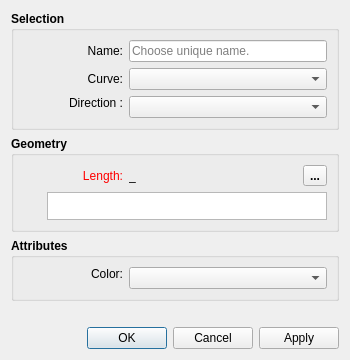
Qt form src/libs/vtools/dialogs/tools/dialogcutspline.ui (FashionFreedom/Seamly2D) before a commit.
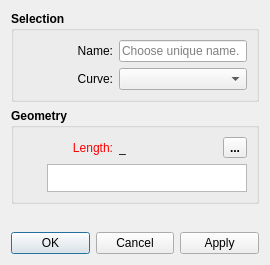
The same form after that commit. Icons and pictures are not drawn. Custom widgets are drawn as their Qt base class.

Patch:
```diff
--- a/src/libs/vtools/dialogs/tools/dialogcutspline.ui
+++ b/src/libs/vtools/dialogs/tools/dialogcutspline.ui
@@ -6,8 +6,8 @@
    <rect>
     <x>0</x>
     <y>0</y>
-    <width>350</width>
-    <height>360</height>
+    <width>270</width>
+    <height>265</height>
    </rect>
   </property>
   <property name="minimumSize">
@@ -32,12 +32,6 @@
        <verstretch>0</verstretch>
       </sizepolicy>
      </property>
-     <property name="minimumSize">
-      <size>
-       <width>0</width>
-       <height>0</height>
-      </size>
-     </property>
      <property name="font">
       <font>
        <pointsize>9</pointsize>
@@ -50,6 +44,9 @@
      <layout class="QVBoxLayout" name="verticalLayout">
       <item>
        <layout class="QFormLayout" name="formLayout">
+        <property name="labelAlignment">
+         <set>Qt::AlignRight|Qt::AlignTrailing|Qt::AlignVCenter</set>
+        </property>
         <item row="0" column="0">
          <widget class="QLabel" name="labelEditNamePoint">
           <property name="sizePolicy">
@@ -60,7 +57,7 @@
           </property>
           <property name="minimumSize">
            <size>
-            <width>100</width>
+            <width>90</width>
             <height>0</height>
            </size>
           </property>
@@ -110,7 +107,7 @@
           </property>
           <property name="minimumSize">
            <size>
-            <width>100</width>
+            <width>90</width>
             <height>0</height>
            </size>
           </property>
@@ -150,38 +147,6 @@
           </property>
          </widget>
         </item>
-        <item row="2" column="0">
-         <widget class="QLabel" name="direction_Label_2">
-          <property name="minimumSize">
-           <size>
-            <width>100</width>
-            <height>0</height>
-           </size>
-          </property>
-          <property name="font">
-           <font>
-            <pointsize>9</pointsize>
-            <bold>false</bold>
-           </font>
-          </property>
-          <property name="text">
-           <string>Direction :</string>
-          </property>
-          <property name="alignment">
-           <set>Qt::AlignRight|Qt::AlignTop|Qt::AlignTrailing</set>
-          </property>
-         </widget>
-        </item>
-        <item row="2" column="1">
-         <widget class="QComboBox" name="direction_ComboBox">
-          <property name="font">
-           <font>
-            <pointsize>9</pointsize>
-            <bold>false</bold>
-           </font>
-          </property>
-         </widget>
-        </item>
        </layout>
       </item>
      </layout>
@@ -195,12 +160,6 @@
        <verstretch>0</verstretch>
       </sizepolicy>
      </property>
-     <property name="minimumSize">
-      <size>
-       <width>0</width>
-       <height>0</height>
-      </size>
-     </property>
      <property name="font">
       <font>
        <pointsize>9</pointsize>
@@ -223,7 +182,7 @@
           </property>
           <property name="minimumSize">
            <size>
-            <width>100</width>
+            <width>90</width>
             <height>0</height>
            </size>
           </property>
@@ -316,7 +275,7 @@
           </property>
           <property name="sizeHint" stdset="0">
            <size>
-            <width>10</width>
+            <width>40</width>
             <height>20</height>
            </size>
           </property>
@@ -414,90 +373,6 @@
      </layout>
     </widget>
    </item>
-   <item>
-    <widget class="QGroupBox" name="attributes_GroupBox_2">
-     <property name="minimumSize">
-      <size>
-       <width>240</width>
-       <height>0</height>
-      </size>
-     </property>
-     <property name="font">
-      <font>
-       <pointsize>9</pointsize>
-       <bold>true</bold>
-      </font>
-     </property>
-     <property name="title">
-      <string>Attributes</string>
-     </property>
-     <layout class="QVBoxLayout" name="verticalLayout_4">
-      <item>
-       <layout class="QFormLayout" name="formLayout_2">
-        <property name="labelAlignment">
-         <set>Qt::AlignRight|Qt::AlignTrailing|Qt::AlignVCenter</set>
-        </property>
-        <item row="0" column="0">
-         <widget class="QLabel" name="lineColor_Label">
-          <property name="sizePolicy">
-           <sizepolicy hsizetype="MinimumExpanding" vsizetype="Fixed">
-            <horstretch>0</horstretch>
-            <verstretch>0</verstretch>
-           </sizepolicy>
-          </property>
-          <property name="minimumSize">
-           <size>
-            <width>100</width>
-            <height>0</height>
-           </size>
-          </property>
-          <property name="maximumSize">
-           <size>
-            <width>16777215</width>
-            <height>16777215</height>
-           </size>
-          </property>
-          <property name="font">
-           <font>
-            <pointsize>9</pointsize>
-            <bold>false</bold>
-           </font>
-          </property>
-          <property name="text">
-           <string>Color:</string>
-          </property>
-          <property name="alignment">
-           <set>Qt::AlignRight|Qt::AlignTrailing|Qt::AlignVCenter</set>
-          </property>
-         </widget>
-        </item>
-        <item row="0" column="1">
-         <widget class="ColorComboBox" name="lineColor_ComboBox">
-          <property name="sizePolicy">
-           <sizepolicy hsizetype="Expanding" vsizetype="Fixed">
-            <horstretch>0</horstretch>
-            <verstretch>0</verstretch>
-           </sizepolicy>
-          </property>
-          <property name="minimumSize">
-           <size>
-            <width>80</width>
-            <height>0</height>
-           </size>
-          </property>
-          <property name="font">
-           <font>
-            <pointsize>9</pointsize>
-            <bold>false</bold>
-           </font>
-          </property>
-         </widget>
-        </item>
-       </layout>
-      </item>
-     </layout>
-    </widget>
-   </item>
    <item>
     <spacer name="verticalSpacer">
      <property name="orientation">
@@ -523,13 +398,6 @@
    </item>
   </layout>
  </widget>
- <customwidgets>
-  <customwidget>
-   <class>ColorComboBox</class>
-   <extends>QComboBox</extends>
-   <header location="global">color_combobox.h</header>
-  </customwidget>
- </customwidgets>
  <tabstops>
   <tabstop>plainTextEditFormula</tabstop>
   <tabstop>comboBoxSpline</tabstop>
```
Left out of the diff: 2 changed lines with no effect on the pictures.
